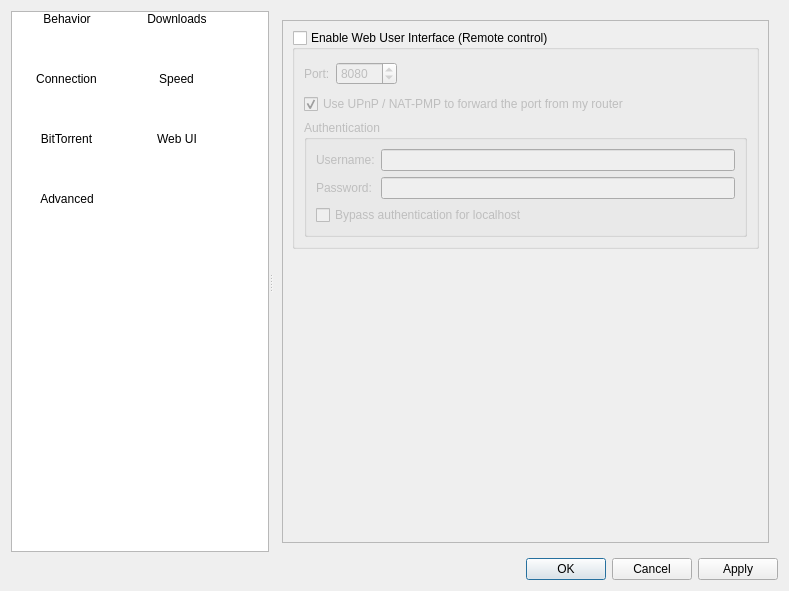
This is src/preferences/options.ui in SysAdminDoc/qBittorrent-Vanced as Qt 5 draws it before an edit. The edited form follows.
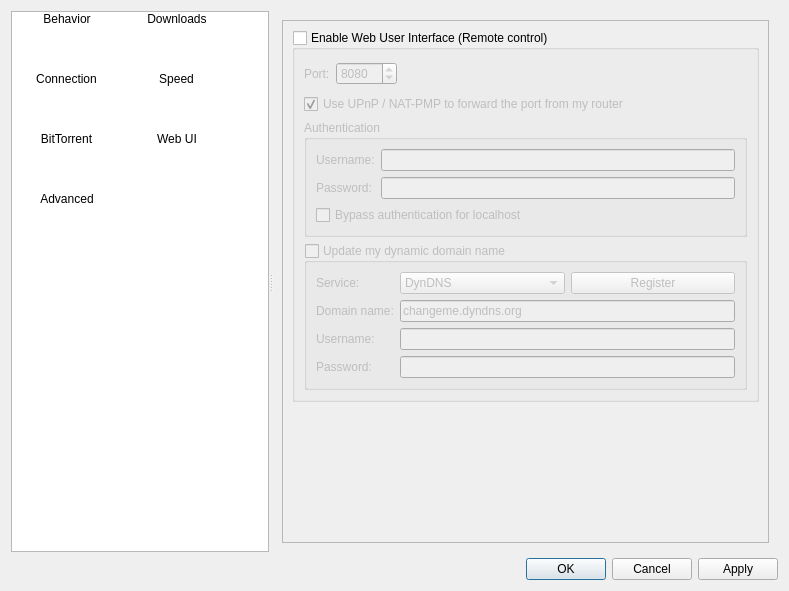
This is the edited form. The open tabs and pages were chosen to show the change. Icons and pictures are not drawn.

Commit message: FEATURE: qBittorrent can update dynamic DNS services (DynDNS, no-ip)

Diff of the .ui file:
```diff
--- a/src/preferences/options.ui
+++ b/src/preferences/options.ui
@@ -2281,6 +2281,98 @@
                  </layout>
                 </widget>
                </item>
+               <item>
+                <widget class="QGroupBox" name="checkDynDNS">
+                 <property name="title">
+                  <string>Update my dynamic domain name</string>
+                 </property>
+                 <property name="checkable">
+                  <bool>true</bool>
+                 </property>
+                 <property name="checked">
+                  <bool>false</bool>
+                 </property>
+                 <layout class="QFormLayout" name="formLayout_5">
+                  <item row="0" column="0">
+                   <widget class="QLabel" name="label_19">
+                    <property name="text">
+                     <string>Service:</string>
+                    </property>
+                   </widget>
+                  </item>
+                  <item row="0" column="1">
+                   <layout class="QHBoxLayout" name="horizontalLayout_3">
+                    <item>
+                     <widget class="QComboBox" name="comboDNSService">
+                      <item>
+                       <property name="text">
+                        <string>DynDNS</string>
+                       </property>
+                      </item>
+                      <item>
+                       <property name="text">
+                        <string>No-IP</string>
+                       </property>
+                      </item>
+                     </widget>
+                    </item>
+                    <item>
+                     <widget class="QPushButton" name="registerDNSBtn">
+                      <property name="text">
+                       <string>Register</string>
+                      </property>
+                     </widget>
+                    </item>
+                   </layout>
+                  </item>
+                  <item row="1" column="0">
+                   <widget class="QLabel" name="label_20">
+                    <property name="text">
+                     <string>Domain name:</string>
+                    </property>
+                   </widget>
+                  </item>
+                  <item row="1" column="1">
+                   <widget class="QLineEdit" name="domainNameTxt">
+                    <property name="text">
+                     <string>changeme.dyndns.org</string>
+                    </property>
+                   </widget>
+                  </item>
+                  <item row="2" column="0">
+                   <widget class="QLabel" name="label_21">
+                    <property name="text">
+                     <string>Username:</string>
+                    </property>
+                   </widget>
+                  </item>
+                  <item row="2" column="1">
+                   <widget class="QLineEdit" name="DNSUsernameTxt">
+                    <property name="maxLength">
+                     <number>50</number>
+                    </property>
+                   </widget>
+                  </item>
+                  <item row="3" column="0">
+                   <widget class="QLabel" name="label_22">
+                    <property name="text">
+                     <string>Password:</string>
+                    </property>
+                   </widget>
+                  </item>
+                  <item row="3" column="1">
+                   <widget class="QLineEdit" name="DNSPasswordTxt">
+                    <property name="maxLength">
+                     <number>50</number>
+                    </property>
+                    <property name="echoMode">
+                     <enum>QLineEdit::Password</enum>
+                    </property>
+                   </widget>
+                  </item>
+                 </layout>
+                </widget>
+               </item>
               </layout>
              </widget>
             </item>
```
Left out of the diff: 6 changed lines with no effect on the pictures. The commit also changes 9 other files.
